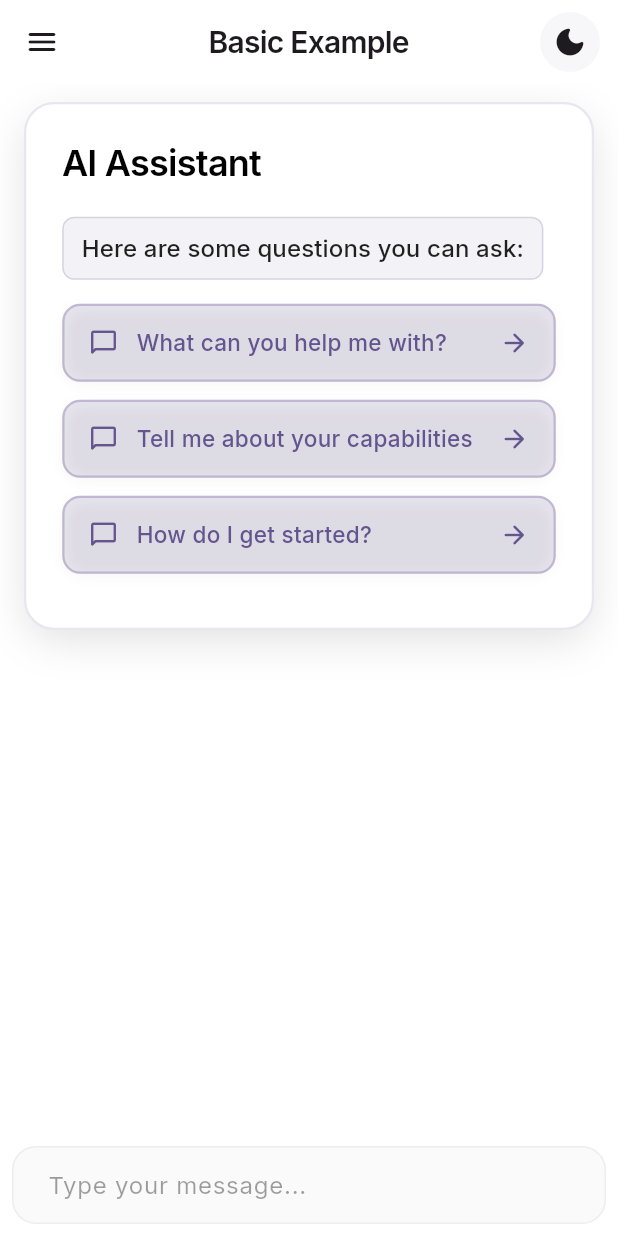
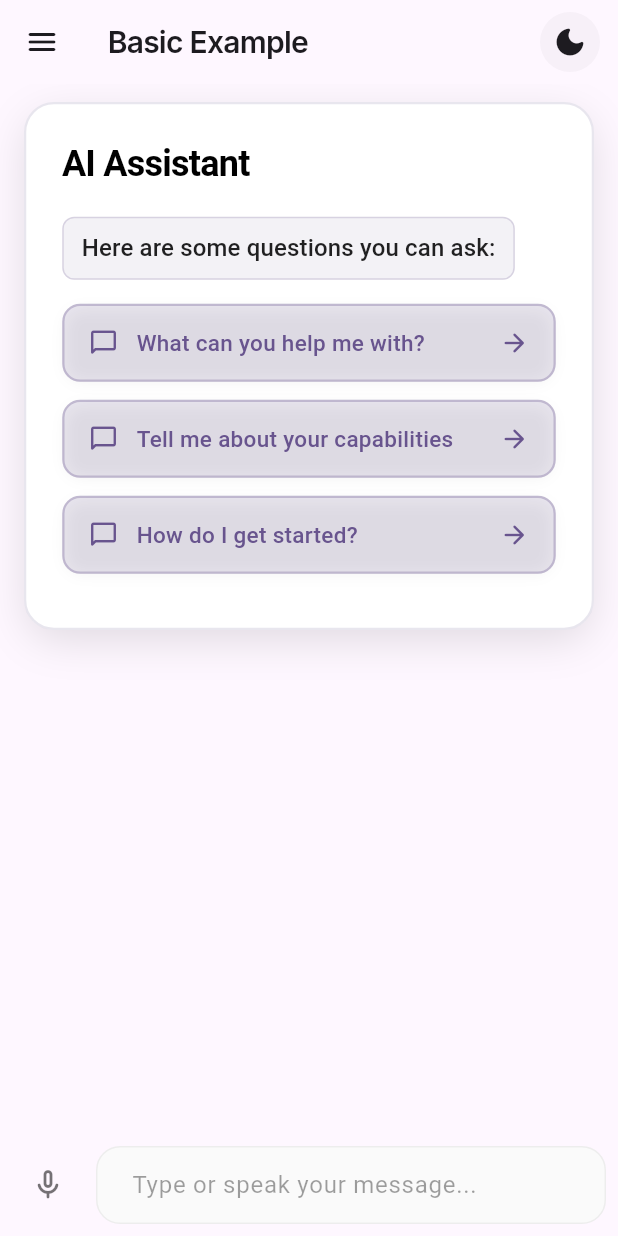
Before and after one commit to wilrojasdev/flutter_gen_ai_chat_ui, a Flutter app: the screen it shows after launch, on a phone screen of 412 x 824 dp. Run offline on Flutter 3.47's test engine with Material 3 defaults, Android fonts, the phone set to English and light mode, and no system bars; drawn by our look-alikes of dash_chat_2; our stand-ins replace flutter_markdown, google_fonts, shimmer, speech_to_text.

Commit message:
Update to version 1.1.6: Introduce speech-to-text functionality and enhance chat UI
- Added speech-to-text support with visual feedback and sound level visualization.
- Implemented automatic language detection and improved error handling for iOS speech recognition.
- Enhanced the chat UI with theme-aware styling for the speech button and updated documentation.
- Updated dependencies for `flutter_tts`, `speech_to_text`, and `permission_handler`.
- Adjusted example UI to demonstrate new features and improved overall responsiveness.

```diff
--- a/example/lib/custom_styling_example.dart
+++ b/example/lib/custom_styling_example.dart
@@ -117,6 +117,7 @@ class _CustomStylingExampleState extends State<CustomStylingExample> {
           child: AiChatWidget(
             config: AiChatConfig(
               hintText: 'Send a message',
+              enableSpeechToText: true,
               enableAnimation: true,
               showTimestamp: true,
               messageOptions: MessageOptions(
--- a/example/lib/main.dart
+++ b/example/lib/main.dart
@@ -22,50 +22,35 @@ class MyApp extends StatefulWidget {
 }
 
 class _MyAppState extends State<MyApp> {
-  bool _isDark = false;
+  ThemeMode _themeMode = ThemeMode.light;
 
-  void toggleTheme() {
+  void _toggleTheme() {
     setState(() {
-      _isDark = !_isDark;
+      _themeMode =
+          _themeMode == ThemeMode.light ? ThemeMode.dark : ThemeMode.light;
     });
   }
 
   @override
   Widget build(BuildContext context) {
     return MaterialApp(
-      title: 'AI Chat Demo',
-      themeMode: _isDark ? ThemeMode.dark : ThemeMode.light,
+      title: 'Flutter Gen AI Chat UI Demo',
       theme: ThemeData(
+        colorScheme: ColorScheme.fromSeed(seedColor: Colors.deepPurple),
         useMaterial3: true,
-        colorScheme: ColorScheme.fromSeed(
-          seedColor: const Color(0xFF6750A4),
-          brightness: Brightness.light,
-        ).copyWith(
-          surface: Colors.white,
-        ),
-        textTheme: GoogleFonts.interTextTheme(),
-        appBarTheme: const AppBarTheme(
-          centerTitle: true,
-          elevation: 0,
-          scrolledUnderElevation: 0,
-        ),
       ),
       darkTheme: ThemeData(
+        colorScheme: ColorScheme.fromSeed(
+          seedColor: Colors.deepPurple,
+          brightness: Brightness.dark,
+        ),
         useMaterial3: true,
-        colorScheme: ColorScheme.fromSeed(
-          seedColor: const Color(0xFF6750A4),
-          brightness: Brightness.dark,
-        ).copyWith(
-          surface: const Color(0xFF1A1A1A),
       ),
-        textTheme: GoogleFonts.interTextTheme(ThemeData.dark().textTheme),
-        appBarTheme: const AppBarTheme(
-          centerTitle: true,
-          elevation: 0,
-          scrolledUnderElevation: 0,
+      themeMode: _themeMode,
+      home: ExamplesNavigator(
+        onThemeToggle: _toggleTheme,
+        isDark: _themeMode == ThemeMode.dark,
       ),
-      ),
-      home: ExamplesNavigator(onThemeToggle: toggleTheme, isDark: _isDark),
     );
   }
 }
@@ -88,7 +73,7 @@ class _ExamplesNavigatorState extends State<ExamplesNavigator> {
   int _selectedIndex = 0;
 
   static final List<Widget> _pages = [
-    const MyHomePage(title: 'Basic Example'),
+    const MyHomePage(),
     const CustomStylingExample(),
     const DetailedExample(),
     const MarkdownExample(),
@@ -197,36 +182,102 @@ class _ExamplesNavigatorState extends State<ExamplesNavigator> {
 }
 
 class MyHomePage extends StatefulWidget {
-  const MyHomePage({super.key, required this.title});
+  const MyHomePage({super.key});
 
-  final String title;
+  static const List<String> titles = [
+    'Basic Example',
+    'Custom Styling',
+    'Detailed Example',
+    'Markdown Example',
+    'Pagination Example',
+    'Streaming Example',
+    'Simple Chat',
+  ];
 
   @override
   State<MyHomePage> createState() => _MyHomePageState();
 }
 
 class _MyHomePageState extends State<MyHomePage> {
-  final ChatMessagesController _controller = ChatMessagesController();
-  final ChatUser _currentUser = ChatUser(id: '1', firstName: 'User');
-  final ChatUser _aiUser = ChatUser(id: '2', firstName: 'AI');
+  final _controller = ChatMessagesController();
   bool _isLoading = false;
+  bool _speechEnabled = true;
+  final _currentUser = ChatUser(
+    id: '1',
+    firstName: 'User',
+  );
+  final _aiUser = ChatUser(
+    id: '2',
+    firstName: 'AI Assistant',
+  );
 
   @override
   Widget build(BuildContext context) {
-    final theme = Theme.of(context);
-    final colorScheme = theme.colorScheme;
+    final colorScheme = Theme.of(context).colorScheme;
 
-    return Container(
+    return Scaffold(
+      drawer: NavigationDrawer(
+        selectedIndex: 0,
+        onDestinationSelected: (index) {
+          Navigator.pop(context);
+        },
+        children: [
+          Padding(
+            padding: const EdgeInsets.fromLTRB(28, 16, 16, 10),
+            child: Text(
+              'Examples',
+              style: TextStyle(
+                color: colorScheme.primary,
+                fontSize: 16,
+                fontWeight: FontWeight.w600,
+                letterSpacing: 0.15,
+              ),
+            ),
+          ),
+          const Divider(indent: 28, endIndent: 28),
+          ...List.generate(
+            MyHomePage.titles.length,
+            (index) => NavigationDrawerDestination(
+              icon: Icon(
+                index == 0 ? Icons.chat_rounded : Icons.chat_outlined,
+              ),
+              label: Text(MyHomePage.titles[index]),
+            ),
+          ),
+          const Divider(indent: 28, endIndent: 28),
+          Padding(
+            padding: const EdgeInsets.symmetric(horizontal: 28),
+            child: Row(
+              children: [
+                const Text('Speech Recognition'),
+                const Spacer(),
+                Switch(
+                  value: _speechEnabled,
+                  onChanged: (value) => setState(() => _speechEnabled = value),
+                ),
+              ],
+            ),
+          ),
+        ],
+      ),
+      body: Container(
         decoration: BoxDecoration(
           color: colorScheme.surface,
         ),
+        constraints: const BoxConstraints.expand(),
+        child: Material(
+          color: Colors.transparent,
+          child: SafeArea(
             child: AiChatWidget(
               config: AiChatConfig(
                 userName: 'User',
                 aiName: 'AI Assistant',
-          hintText: 'Type your message...',
+                hintText: 'Type or speak your message...',
                 enableAnimation: true,
                 showTimestamp: true,
+                enableSpeechToText: _speechEnabled,
+                speechToTextIcon: Icons.mic_none_rounded,
+                speechToTextActiveIcon: Icons.mic_rounded,
                 exampleQuestions: [
                   ChatExample(
                     question: 'What can you help me with?',
@@ -286,29 +337,23 @@ class _MyHomePageState extends State<MyHomePage> {
                 // Add the user's message to the chat
                 _controller.addMessage(message);
 
-          // Start loading state
-          setState(() {
-            _isLoading = true;
-          });
-
-          // Simulate AI response after a delay
+                // Simulate AI response
+                setState(() => _isLoading = true);
                 await Future.delayed(const Duration(seconds: 2));
 
                 // Add AI response
                 _controller.addMessage(
                   ChatMessage(
-              text:
-                  'I received your message: "${message.text}"\n\nThis is a simulated response that takes 2 seconds to appear, showing the loading indicator in the meantime.',
+                    text: 'I received your message: ${message.text}',
                     user: _aiUser,
                     createdAt: DateTime.now(),
                   ),
                 );
-
-          // Stop loading state
-          setState(() {
-            _isLoading = false;
-          });
+                setState(() => _isLoading = false);
               },
+            ),
+          ),
+        ),
       ),
     );
   }
--- a/lib/src/models/ai_chat_config.dart
+++ b/lib/src/models/ai_chat_config.dart
@@ -40,6 +40,16 @@ class AiChatConfig {
     this.onSendButtonPressed,
     this.onClearButtonPressed,
     this.onStopButtonPressed,
+    // Speech-to-text options
+    this.enableSpeechToText = false,
+    this.speechToTextIcon,
+    this.speechToTextActiveIcon,
+    this.onSpeechStart,
+    this.onSpeechEnd,
+    this.onSpeechError,
+    this.onRequestSpeechPermission,
+    this.customSpeechToTextButton,
+    this.speechToTextLocale,
   });
 
   /// The name of the user in the chat interface.
@@ -129,6 +139,34 @@ class AiChatConfig {
   /// Callback function when the stop button is pressed
   final void Function()? onStopButtonPressed;
 
+  /// Whether to enable speech-to-text functionality
+  final bool enableSpeechToText;
+
+  /// Custom icon for the speech-to-text button (default: mic)
+  final IconData? speechToTextIcon;
+
+  /// Custom icon for the active speech-to-text button (default: mic)
+  final IconData? speechToTextActiveIcon;
+
+  /// Callback when speech recognition starts
+  final Future<void> Function()? onSpeechStart;
+
+  /// Callback when speech recognition ends
+  final Future<void> Function()? onSpeechEnd;
+
+  /// Callback when speech recognition has an error
+  final void Function(String error)? onSpeechError;
+
+  /// Callback to handle speech recognition permissions
+  final Future<bool> Function()? onRequestSpeechPermission;
+
+  /// Custom speech-to-text button widget
+  final Widget Function(bool isListening, VoidCallback onPressed)?
+      customSpeechToTextButton;
+
+  /// Locale for speech recognition (e.g., 'en_US')
+  final String? speechToTextLocale;
+
   // Create a copy with method for easy modification
   AiChatConfig copyWith({
     final String? userName,
@@ -160,6 +198,15 @@ class AiChatConfig {
     final void Function(String message)? onSendButtonPressed,
     final void Function()? onClearButtonPressed,
     final void Function()? onStopButtonPressed,
+    final bool? enableSpeechToText,
+    final IconData? speechToTextIcon,
+    final IconData? speechToTextActiveIcon,
+    final Future<void> Function()? onSpeechStart,
+    final Future<void> Function()? onSpeechEnd,
+    final void Function(String)? onSpeechError,
+    final Future<bool> Function()? onRequestSpeechPermission,
+    final Widget Function(bool, VoidCallback)? customSpeechToTextButton,
+    final String? speechToTextLocale,
   }) =>
       AiChatConfig(
         userName: userName ?? this.userName,
@@ -194,5 +241,17 @@ class AiChatConfig {
         onSendButtonPressed: onSendButtonPressed ?? this.onSendButtonPressed,
         onClearButtonPressed: onClearButtonPressed ?? this.onClearButtonPressed,
         onStopButtonPressed: onStopButtonPressed ?? this.onStopButtonPressed,
+        enableSpeechToText: enableSpeechToText ?? this.enableSpeechToText,
+        speechToTextIcon: speechToTextIcon ?? this.speechToTextIcon,
+        speechToTextActiveIcon:
+            speechToTextActiveIcon ?? this.speechToTextActiveIcon,
+        onSpeechStart: onSpeechStart ?? this.onSpeechStart,
+        onSpeechEnd: onSpeechEnd ?? this.onSpeechEnd,
+        onSpeechError: onSpeechError ?? this.onSpeechError,
+        onRequestSpeechPermission:
+            onRequestSpeechPermission ?? this.onRequestSpeechPermission,
+        customSpeechToTextButton:
+            customSpeechToTextButton ?? this.customSpeechToTextButton,
+        speechToTextLocale: speechToTextLocale ?? this.speechToTextLocale,
       );
 }
--- a/lib/src/widgets/ai_chat_widget.dart
+++ b/lib/src/widgets/ai_chat_widget.dart
@@ -1,6 +1,7 @@
 import 'package:dash_chat_2/dash_chat_2.dart';
 import 'package:flutter/material.dart';
 import 'package:flutter_gen_ai_chat_ui/flutter_gen_ai_chat_ui.dart';
+import 'package:flutter_gen_ai_chat_ui/src/widgets/speech_to_text_button.dart';
 
 /// A customizable chat widget for AI conversations.
 class AiChatWidget extends StatefulWidget {
@@ -87,22 +88,26 @@ class AiChatWidgetState extends State<AiChatWidget>
                 widget.welcomeMessageBuilder?.call() ??
                     _buildWelcomeMessage(context),
               Expanded(
+                child: Material(
+                  type: MaterialType.transparency,
                   child: DashChat(
                     currentUser: widget.currentUser,
                     onSend: _handleSend,
                     messages: widget.controller.messages,
-                  inputOptions:
-                      widget.config.inputOptions ?? _buildInputOptions(context),
+                    inputOptions: widget.config.inputOptions ??
+                        _buildInputOptions(context),
                     messageOptions: widget.config.messageOptions ??
                         _buildMessageOptions(context),
                     messageListOptions: widget.config.messageListOptions ??
                         _buildMessageListOptions(),
                     quickReplyOptions: widget.config.quickReplyOptions ??
                         const QuickReplyOptions(),
-                  scrollToBottomOptions: widget.config.scrollToBottomOptions ??
+                    scrollToBottomOptions:
+                        widget.config.scrollToBottomOptions ??
                             _buildScrollOptions(),
                     readOnly: widget.config.readOnly,
                     typingUsers: widget.config.typingUsers,
+                  ),
                 ),
               ),
             ],
@@ -313,6 +318,30 @@ class AiChatWidgetState extends State<AiChatWidget>
               ),
             ),
           ),
+      leading: widget.config.enableSpeechToText
+          ? [
+              SpeechToTextButton(
+                onResult: (text) {
+                  if (text.isNotEmpty) {
+                    final message = ChatMessage(
+                      text: text,
+                      user: widget.currentUser,
+                      createdAt: DateTime.now(),
+                    );
+                    _handleSend(message);
+                  }
+                },
+                icon: widget.config.speechToTextIcon,
+                activeIcon: widget.config.speechToTextActiveIcon,
+                locale: widget.config.speechToTextLocale,
+                customBuilder: widget.config.customSpeechToTextButton,
+                onSpeechStart: widget.config.onSpeechStart,
+                onSpeechEnd: widget.config.onSpeechEnd,
+                onSpeechError: widget.config.onSpeechError,
+                onRequestPermission: widget.config.onRequestSpeechPermission,
+              ),
+            ]
+          : null,
       sendButtonBuilder: widget.config.sendButtonBuilder ??
           (final onSend) => Container(
                 margin: const EdgeInsets.only(left: 8, right: 4),
--- /dev/null
+++ b/lib/src/widgets/speech_to_text_button.dart
@@ -0,0 +1,342 @@
+import 'package:flutter/material.dart';
+import 'package:speech_to_text/speech_to_text.dart';
+
+class SpeechService {
+  final SpeechToText speechToText = SpeechToText();
+  bool _speechEnabled = false;
+  LocaleName? preferredLocale;
+
+  Future<bool> initializeStt() async {
+    try {
+      _speechEnabled = await speechToText.initialize(
+        onError: (error) {
+          debugPrint('Speech recognition error: ${error.errorMsg}');
+          // Check for specific iOS errors
+          if (error.errorMsg.contains('Retry') ||
+              error.errorMsg.contains('network')) {
+            _speechEnabled = false;
+            speechToText.cancel();
+          }
+        },
+        finalTimeout: const Duration(seconds: 2),
+      );
+
+      if (_speechEnabled) {
+        var systemLocale = await speechToText.systemLocale();
+        var availableLocales = await speechToText.locales();
+
+        preferredLocale = availableLocales.firstWhere(
+          (locale) =>
+              locale.localeId.startsWith('en_') ||
+              locale.localeId.startsWith('en-'),
+          orElse: () => systemLocale ?? availableLocales.first,
+        );
+      }
+
+      return _speechEnabled;
+    } catch (e) {
+      debugPrint('Failed to initialize speech recognition: $e');
+      return false;
+    }
+  }
+
+  void dispose() {
+    speechToText.cancel();
+  }
+}
+
+/// A button widget that handles speech-to-text functionality
+class SpeechToTextButton extends StatefulWidget {
+  const SpeechToTextButton({
+    super.key,
+    required this.onResult,
+    this.icon,
+    this.activeIcon,
+    this.locale,
+    this.customBuilder,
+    this.onSpeechStart,
+    this.onSpeechEnd,
+    this.onSpeechError,
+    this.onRequestPermission,
+  });
+
+  /// Callback when speech is recognized
+  final void Function(String text) onResult;
+
+  /// Icon for the inactive state
+  final IconData? icon;
+
+  /// Icon for the active state
+  final IconData? activeIcon;
+
+  /// Locale for speech recognition
+  final String? locale;
+
+  /// Custom builder for the button
+  final Widget Function(bool isListening, VoidCallback onPressed)?
+      customBuilder;
+
+  /// Callback when speech recognition starts
+  final Future<void> Function()? onSpeechStart;
+
+  /// Callback when speech recognition ends
+  final Future<void> Function()? onSpeechEnd;
+
+  /// Callback when speech recognition has an error
+  final void Function(String error)? onSpeechError;
+
+  /// Callback to handle speech recognition permissions
+  final Future<bool> Function()? onRequestPermission;
+
+  @override
+  State<SpeechToTextButton> createState() => _SpeechToTextButtonState();
+}
+
+class _SpeechToTextButtonState extends State<SpeechToTextButton>
+    with SingleTickerProviderStateMixin {
+  late final SpeechService _speechService;
+  bool _isListening = false;
+  double _soundLevel = 0.0;
+  late final AnimationController _pulseController;
+  late final Animation<double> _pulseAnimation;
+
+  @override
+  void initState() {
+    super.initState();
+    _speechService = SpeechService();
+    _initSpeechToText();
+
+    _pulseController = AnimationController(
+      duration: const Duration(milliseconds: 1000),
+      vsync: this,
+    );
+
+    _pulseAnimation = Tween<double>(begin: 1.0, end: 1.3).animate(
+      CurvedAnimation(
+        parent: _pulseController,
+        curve: Curves.easeInOut,
+      ),
+    )..addListener(() {
+        setState(() {});
+      });
+
+    _pulseController.repeat(reverse: true);
+  }
+
+  Future<void> _initSpeechToText() async {
+    try {
+      final initialized = await _speechService.initializeStt();
+      if (!initialized) {
+        widget.onSpeechError?.call('Failed to initialize speech recognition');
+      }
+    } catch (e) {
+      debugPrint('Speech recognition initialization error: $e');
+      widget.onSpeechError?.call(e.toString());
+    }
+  }
+
+  Future<void> _toggleListening() async {
+    if (_isListening) {
+      await _stopListening();
+    } else {
+      await _startListening();
+    }
+  }
+
+  Future<void> _startListening() async {
+    bool hasPermission = true;
+    if (widget.onRequestPermission != null) {
+      hasPermission = await widget.onRequestPermission!();
+    }
+
+    if (!hasPermission) {
+      widget.onSpeechError?.call('Permission denied');
+      return;
+    }
+
+    setState(() {
+      _isListening = true;
+      _soundLevel = 0.0;
+    });
+    widget.onSpeechStart?.call();
+
+    try {
+      await _speechService.speechToText.listen(
+        onResult: (result) {
+          if (result.finalResult) {
+            if (result.recognizedWords.isNotEmpty) {
+              widget.onResult(result.recognizedWords);
+            }
+            _stopListening();
+          }
+        },
+        localeId: widget.locale ?? _speechService.preferredLocale?.localeId,
+        cancelOnError: false,
+        partialResults: true,
+        listenMode: ListenMode.confirmation,
+        onSoundLevelChange: (level) {
+          if (mounted) {
+            setState(() {
+              _soundLevel = level;
+            });
+          }
+        },
+      );
+    } catch (e) {
+      debugPrint('Error starting speech recognition: $e');
+      widget.onSpeechError?.call(e.toString());
+      await _stopListening();
+    }
+  }
+
+  Future<void> _stopListening() async {
+    try {
+      await _speechService.speechToText.stop();
+    } catch (e) {
+      debugPrint('Error stopping speech recognition: $e');
+    } finally {
+      if (mounted) {
+        setState(() {
+          _isListening = false;
+          _soundLevel = 0.0;
+        });
+      }
+      widget.onSpeechEnd?.call();
+    }
+  }
+
+  @override
+  Widget build(BuildContext context) {
+    if (widget.customBuilder != null) {
+      return widget.customBuilder!(_isListening, _toggleListening);
+    }
+
+    final theme = Theme.of(context);
+    final isDarkMode = theme.brightness == Brightness.dark;
+    final primaryColor = theme.primaryColor;
+
+    return Container(
+      margin: const EdgeInsets.only(right: 8),
+      child: Stack(
+        alignment: Alignment.center,
+        children: [
+          if (_isListening) ...[
+            // Outer pulse animation
+            Transform.scale(
+              scale: _pulseAnimation.value,
+              child: Container(
+                width: 48,
+                height: 48,
+                decoration: BoxDecoration(
+                  color: primaryColor.withOpacity(0.1),
+                  shape: BoxShape.circle,
+                ),
+              ),
+            ),
+            // Sound level indicator
+            Container(
+              width: 40,
+              height: 40,
+              decoration: BoxDecoration(
+                color: primaryColor.withOpacity(0.2),
+                shape: BoxShape.circle,
+                border: Border.all(
+                  color: primaryColor.withOpacity(0.3),
+                  width: 2,
+                ),
+              ),
+              child: CustomPaint(
+                painter: SoundLevelPainter(
+                  level: _soundLevel,
+                  color: primaryColor,
+                ),
+              ),
+            ),
+          ],
+          // Main button
+          IconButton(
+            icon: Icon(
+              _isListening
+                  ? (widget.activeIcon ?? Icons.mic)
+                  : (widget.icon ?? Icons.mic_none),
+              color: _isListening
+                  ? primaryColor
+                  : (isDarkMode ? Colors.white70 : Colors.black54),
+              size: 24,
+            ),
+            onPressed: _toggleListening,
+            tooltip: _isListening ? 'Stop listening' : 'Start listening',
+          ),
+        ],
+      ),
+    );
+  }
+
+  @override
+  void dispose() {
+    _pulseController.dispose();
+    _speechService.dispose();
+    super.dispose();
+  }
+}
+
+class SoundLevelPainter extends CustomPainter {
+  final double level;
+  final Color color;
+  static const double minBarHeight = 5.0; // Minimum height to show a bar
+
+  SoundLevelPainter({required this.level, required this.color});
+
+  @override
+  void paint(Canvas canvas, Size size) {
+    final center = Offset(size.width / 2, size.height / 2);
+    final radius = size.width / 2;
+    final paint = Paint()
+      ..color = color
+      ..style = PaintingStyle.stroke
+      ..strokeWidth = 0.5
+      ..strokeCap = StrokeCap.round;
+
+    // Draw sound level bars
+    final maxBars = 8;
+    final barWidth = 1.0;
+    final maxHeight = radius - 6; // Reduced max height to prevent edge touching
+    final normalizedLevel = (level / 100) * maxHeight;
+
+    if (normalizedLevel > 0) {
+      // Only draw if there's actual sound
+      for (var i = 0; i < maxBars; i++) {
+        final barHeight = (normalizedLevel * (i + 1) / maxBars)
+            .clamp(minBarHeight, maxHeight);
+
+        // Only draw if bar height is above minimum
+        if (barHeight > minBarHeight) {
+          canvas.drawRRect(
+            RRect.fromRectAndRadius(
+              Rect.fromCenter(
+                center: center.translate(0, -barHeight / 2),
+                width: barWidth,
+                height: barHeight,
+              ),
+              const Radius.circular(1),
+            ),
+            paint,
+          );
+        }
+
+        canvas.rotate(2 * 3.14159 / maxBars);
+      }
+    } else {
+      // Draw a simple circle when not detecting sound
+      canvas.drawCircle(
+        center,
+        radius - 4,
+        paint..style = PaintingStyle.stroke,
+      );
+    }
+  }
+
+  @override
+  bool shouldRepaint(SoundLevelPainter oldDelegate) =>
+      level != oldDelegate.level;
+}
```
Also changed, not shown: pubspec.yaml (+7 -3 lines), example/pubspec.lock, 10 other files. Lines whose indentation alone changed are shown as unchanged.
